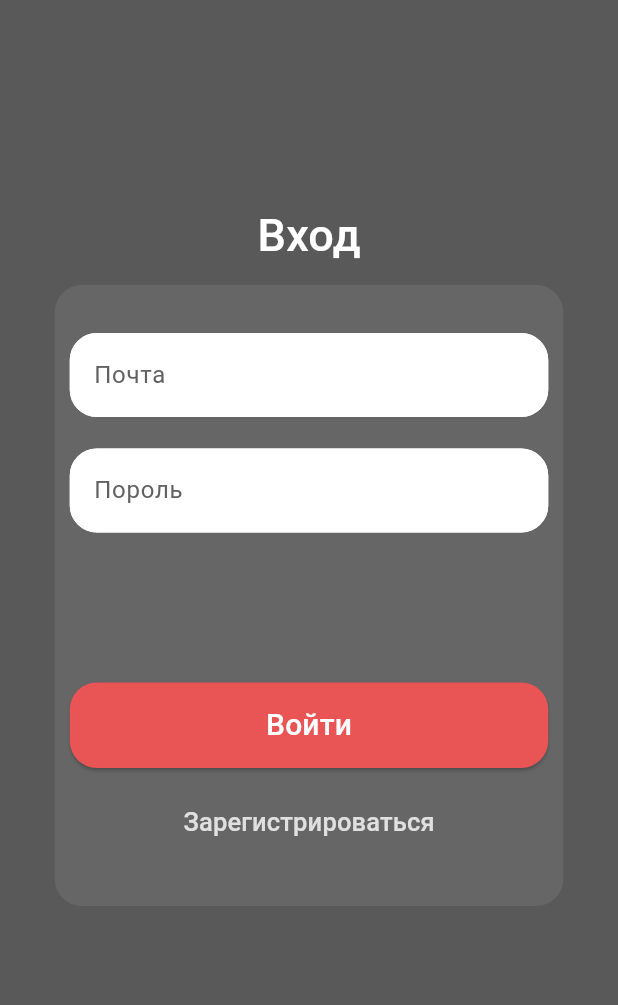
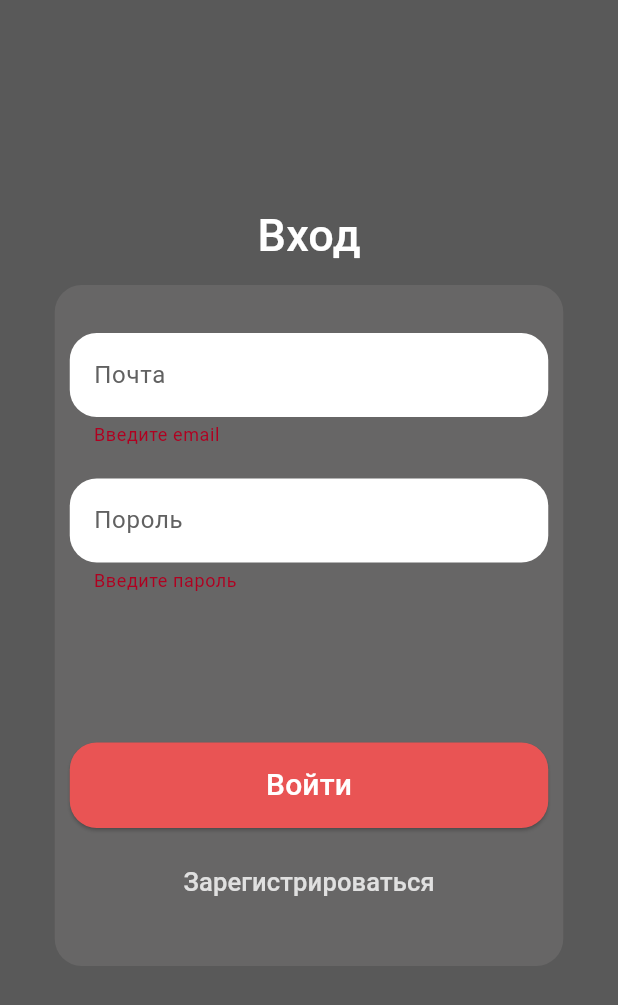
Before and after one commit to Maksim-Vork/shop_easy, a Flutter app: the screen it shows after launch, after a tap on "Войти", on a phone screen of 412 x 824 dp. Shown: the top 1005 px of the screen. Run offline on Flutter 3.47's test engine with Material 3 defaults, Android fonts, the phone set to English and light mode, and no system bars; our stand-ins replace device_preview, dio, flutter_bloc; network calls fail.

Commit message:
Фикс 443 порта и добавлена валидация данных

```diff
--- a/chill_market/lib/features/auth/presentation/page/login_screen/bloc/login_bloc.dart
+++ b/chill_market/lib/features/auth/presentation/page/login_screen/bloc/login_bloc.dart
@@ -12,13 +12,13 @@ class LoginBloc extends Bloc<LoginEvent, LoginState> {
 
   void _onLogin(LogInEvent event, Emitter<LoginState> emit) async {
     try {
-      emit(LoginLoadig());
+      emit(LoginLoading());
       final String token = await loginUsecase(
         Login(email: event.email, password: event.password),
       );
       emit(LoginSuccessful(token: token));
     } catch (e) {
-      emit(LoginError(error: e as String));
+      emit(LoginError(error: e.toString()));
     }
   }
 }
--- a/chill_market/lib/features/auth/presentation/page/login_screen/bloc/login_state.dart
+++ b/chill_market/lib/features/auth/presentation/page/login_screen/bloc/login_state.dart
@@ -2,7 +2,7 @@ abstract class LoginState {}
 
 class LoginInitial extends LoginState {}
 
-class LoginLoadig extends LoginState {}
+class LoginLoading extends LoginState {}
 
 class LoginSuccessful extends LoginState {
   final String token;
--- a/chill_market/lib/features/auth/presentation/page/login_screen/login_screen.dart
+++ b/chill_market/lib/features/auth/presentation/page/login_screen/login_screen.dart
@@ -7,8 +7,19 @@ import 'package:flutter_bloc/flutter_bloc.dart';
 
 class LoginScreen extends StatelessWidget {
   LoginScreen({super.key});
+  final _formKey = GlobalKey<FormState>();
   final TextEditingController _controllerEmail = TextEditingController();
   final TextEditingController _controllerPassword = TextEditingController();
+  void _submit() {
+    if (_formKey.currentState!.validate()) {
+      // Все поля прошли проверку
+      print('Email: ${_controllerEmail.text}');
+      print('Password: ${_controllerPassword.text}');
+    } else {
+      // Ошибка валидации
+      print('Ошибка валидации');
+    }
+  }
 
   @override
   Widget build(BuildContext context) {
@@ -38,9 +49,20 @@ class LoginScreen extends StatelessWidget {
                   horizontal: 10,
                   vertical: 32,
                 ),
+                child: Form(
+                  key: _formKey,
                   child: Column(
                     children: [
-                    TextField(
+                      TextFormField(
+                        validator: (value) {
+                          if (value == null || value.isEmpty) {
+                            return 'Введите email';
+                          }
+                          if (!value.contains('@')) {
+                            return 'Неверный email';
+                          }
+                          return null;
+                        },
                         controller: _controllerEmail,
                         style: TextStyle(color: Colors.black),
                         decoration: InputDecoration(
@@ -58,13 +80,25 @@ class LoginScreen extends StatelessWidget {
                           ),
                           enabledBorder: OutlineInputBorder(
                             borderRadius: BorderRadius.circular(18),
-                          borderSide: BorderSide(color: Colors.white, width: 2),
+                            borderSide: BorderSide(
+                              color: Colors.white,
+                              width: 2,
+                            ),
                           ),
                         ),
                       ),
 
                       SizedBox(height: 21),
-                    TextField(
+                      TextFormField(
+                        validator: (value) {
+                          if (value == null || value.isEmpty) {
+                            return 'Введите пароль';
+                          }
+                          if (value.length < 6) {
+                            return 'Пароль должен быть минимум 6 символов';
+                          }
+                          return null;
+                        },
                         controller: _controllerPassword,
                         obscureText: true,
                         style: TextStyle(color: Colors.black),
@@ -83,7 +117,10 @@ class LoginScreen extends StatelessWidget {
                           ),
                           enabledBorder: OutlineInputBorder(
                             borderRadius: BorderRadius.circular(18),
-                          borderSide: BorderSide(color: Colors.white, width: 2),
+                            borderSide: BorderSide(
+                              color: Colors.white,
+                              width: 2,
+                            ),
                           ),
                         ),
                       ),
@@ -93,6 +130,7 @@ class LoginScreen extends StatelessWidget {
                         height: 57,
                         child: ElevatedButton(
                           onPressed: () {
+                            _submit();
                             BlocProvider.of<LoginBloc>(context).add(
                               LogInEvent(
                                 email: _controllerEmail.text,
@@ -135,6 +173,7 @@ class LoginScreen extends StatelessWidget {
                   ),
                 ),
               ),
+            ),
           ],
         ),
       ),
--- a/chill_market/lib/features/auth/presentation/page/register_screen/bloc/register_bloc.dart
+++ b/chill_market/lib/features/auth/presentation/page/register_screen/bloc/register_bloc.dart
@@ -22,7 +22,7 @@ class RegisterBloc extends Bloc<RegisterEvent, RegisterState> {
       );
       emit(RegisterSucceseful());
     } catch (e) {
-      emit(RegisterError(error: e as String));
+      emit(RegisterError(error: e.toString()));
     }
   }
 }
```
Also changed, not shown: chill_market/lib/features/auth/data/models/register_model.dart (+9 -3 lines), chill_market/lib/features/auth/presentation/page/register_screen/register_screen.dart (+60 -14 lines). Lines whose indentation alone changed are shown as unchanged.
